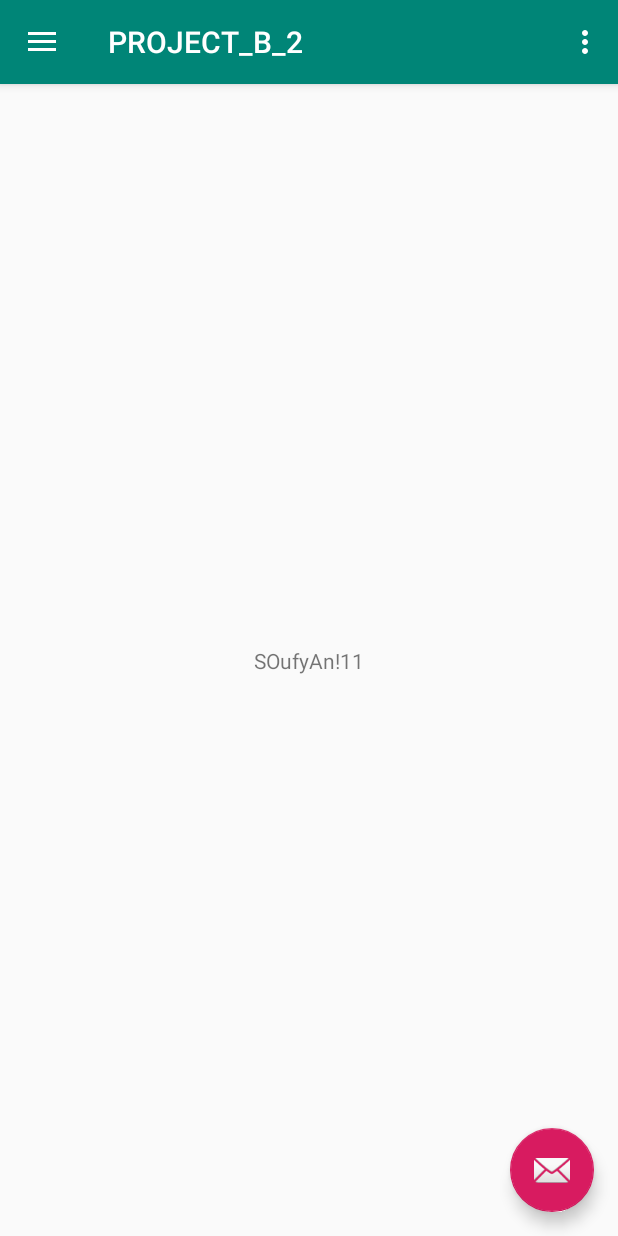
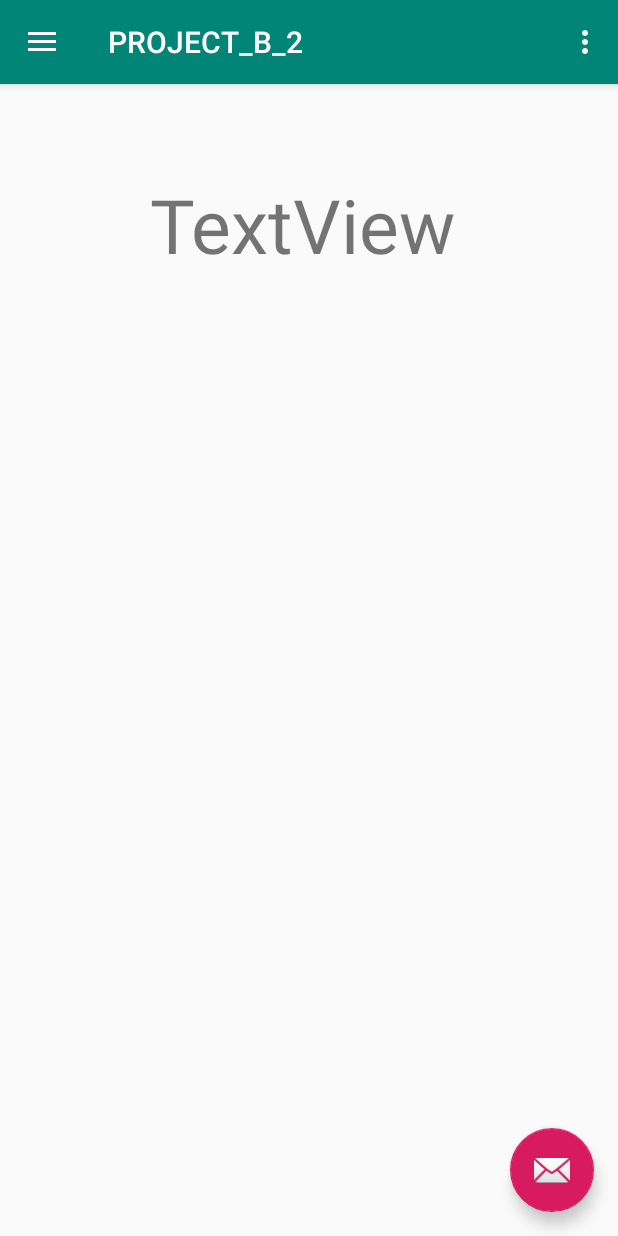
Before and after one commit to xWeeze/PROJECT_B_2, an Android app: the screen it shows after launch (MainActivity), on a phone screen of 412 x 824 dp. Run offline under Robolectric (Android 15) with nearby library versions, the phone set to English and light mode, and no system bars.

```diff
--- a/app/src/main/java/com/example/project_b_2/MainActivity.java
+++ b/app/src/main/java/com/example/project_b_2/MainActivity.java
@@ -23,14 +23,7 @@ public class MainActivity extends AppCompatActivity
         Toolbar toolbar = (Toolbar) findViewById(R.id.toolbar);
         setSupportActionBar(toolbar);
 
-        FloatingActionButton fab = (FloatingActionButton) findViewById(R.id.fab);
-        fab.setOnClickListener(new View.OnClickListener() {
-            @Override
-            public void onClick(View view) {
-                Snackbar.make(view, "Replace with your own action", Snackbar.LENGTH_LONG)
-                        .setAction("Action", null).show();
-            }
-        });
+
 
         DrawerLayout drawer = (DrawerLayout) findViewById(R.id.drawer_layout);
         ActionBarDrawerToggle toggle = new ActionBarDrawerToggle(
--- a/app/src/main/res/layout/content_main.xml
+++ b/app/src/main/res/layout/content_main.xml
@@ -9,12 +9,15 @@
     tools:showIn="@layout/app_bar_main">
 
     <TextView
+        android:id="@+id/textView2"
         android:layout_width="wrap_content"
         android:layout_height="wrap_content"
-        android:text="SOufyAn!11"
-        app:layout_constraintBottom_toBottomOf="parent"
-        app:layout_constraintLeft_toLeftOf="parent"
-        app:layout_constraintRight_toRightOf="parent"
+        android:layout_marginStart="100dp"
+        android:layout_marginLeft="100dp"
+        android:layout_marginTop="60dp"
+        android:text="TextView"
+        android:textSize="50sp"
+        app:layout_constraintStart_toStartOf="parent"
         app:layout_constraintTop_toTopOf="parent" />
 
 </android.support.constraint.ConstraintLayout>
```
